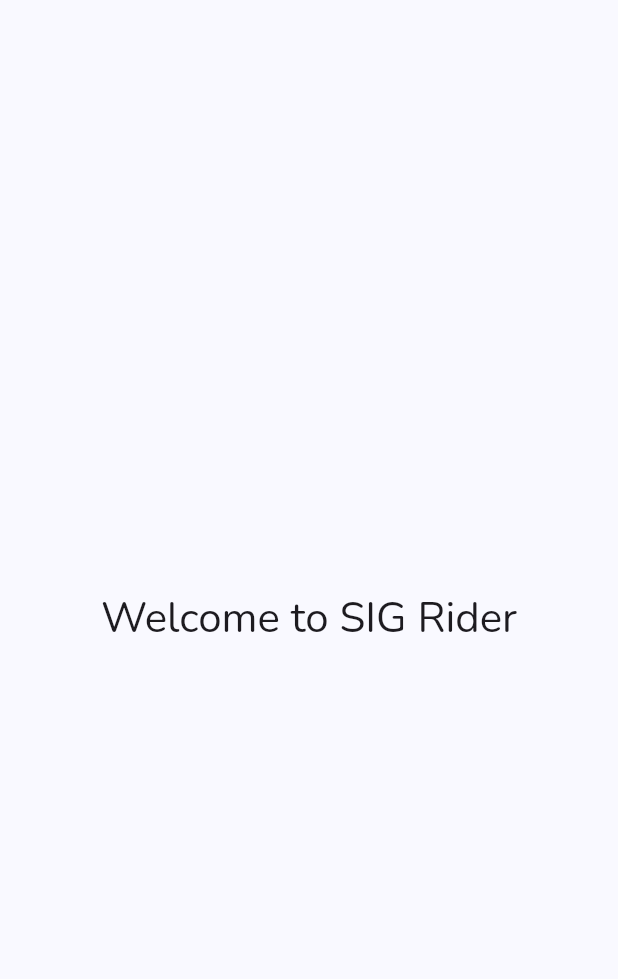
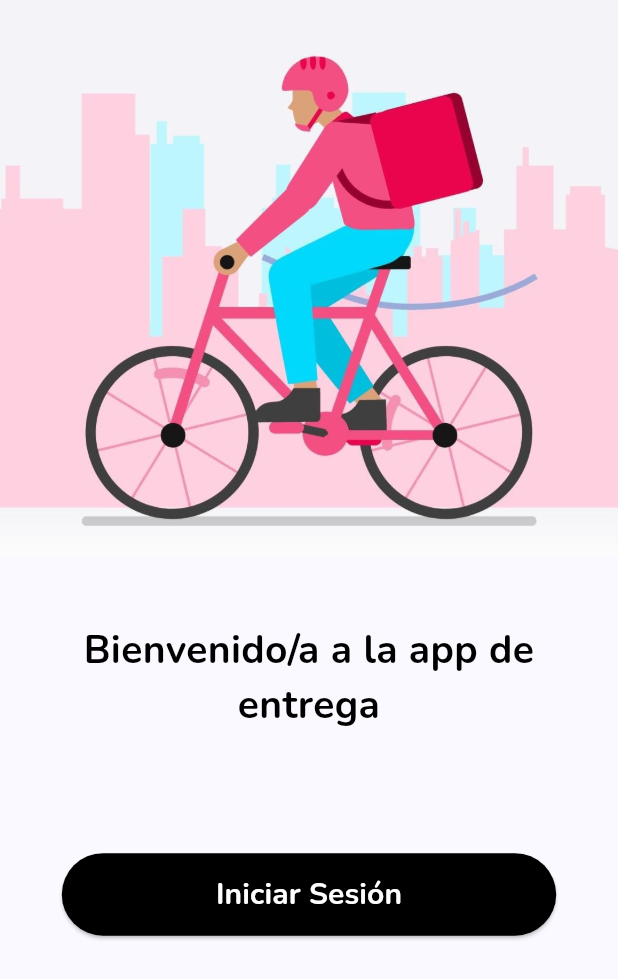
Before and after one commit to MarceloCamachh/sigfrontend, a Flutter app: the screen it shows after launch, on a phone screen of 412 x 824 dp. Shown: the top 979 px of the screen. Run offline on Flutter 3.47's test engine with Material 3 defaults, Android fonts, the light colour scheme and no system bars; our stand-ins replace get, google_fonts.

Commit message:
feat: added splash welcome

```diff
--- a/lib/pages/splash_screen.dart
+++ b/lib/pages/splash_screen.dart
@@ -1,15 +1,66 @@
 import 'package:flutter/material.dart';
+import 'package:sigfrontend/components/FadeThroughPageRoute.dart';
+import 'package:sigfrontend/pages/login.dart';
+import '../components/BottonChange.dart';
 
 class SplashScreen extends StatelessWidget {
   const SplashScreen({super.key});
 
   @override
   Widget build(BuildContext context) {
+    final width = MediaQuery.of(context).size.width;
+
     return Scaffold(
-      body: Center(
-        child: Text(
-          'Welcome to SIG Rider',
-          style: Theme.of(context).textTheme.headlineMedium,
+      body: SafeArea(
+        child: SingleChildScrollView(
+          child: Center(
+            child: Column(
+              crossAxisAlignment: CrossAxisAlignment.center,
+              children: [
+                Image.asset(
+                  'assets/images/image_splash.jpg',
+                  fit: BoxFit.cover,
+                  width: width,
+                  height: width * 0.9,
+                ),
+                const SizedBox(height: 20),
+                Padding(
+                  padding: const EdgeInsets.symmetric(
+                    horizontal: 16.0,
+                    vertical: 24.0,
+                  ),
+                  child: Column(
+                    crossAxisAlignment: CrossAxisAlignment.center,
+                    children: [
+                      const Text(
+                        'Bienvenido/a a la app de entrega',
+                        textAlign: TextAlign.center,
+                        style: TextStyle(
+                          fontSize: 26,
+                          fontWeight: FontWeight.bold,
+                          color: Colors.black,
+                        ),
+                      ),
+                      const SizedBox(height: 80),
+                      BottonChange(
+                        colorBack: Colors.black,
+                        colorFont: Colors.white,
+                        textTile: 'Iniciar Sesión',
+                        onPressed: () {
+                          Navigator.of(
+                            context,
+                          ).push(FadeThroughPageRoute(page: const LoginPage()));
+                        },
+                        width: width * 0.8,
+                        height: 55,
+                        fontSize: 20,
+                      ),
+                    ],
+                  ),
+                ),
+              ],
+            ),
+          ),
         ),
       ),
     );
--- a/pubspec.yaml
+++ b/pubspec.yaml
@@ -17,6 +17,9 @@
   google_fonts: ^6.2.1
   provider: ^6.1.5
   get: ^4.7.2
+  jwt_decoder: ^2.0.1
+  flutter_secure_storage: ^9.2.4
+  animations: ^2.0.11
 
 dev_dependencies:
   flutter_test:
@@ -27,3 +30,5 @@
 flutter:
 
   uses-material-design: true
+  assets:
+    - assets/images/
```
Also changed, not shown: pubspec.lock.
